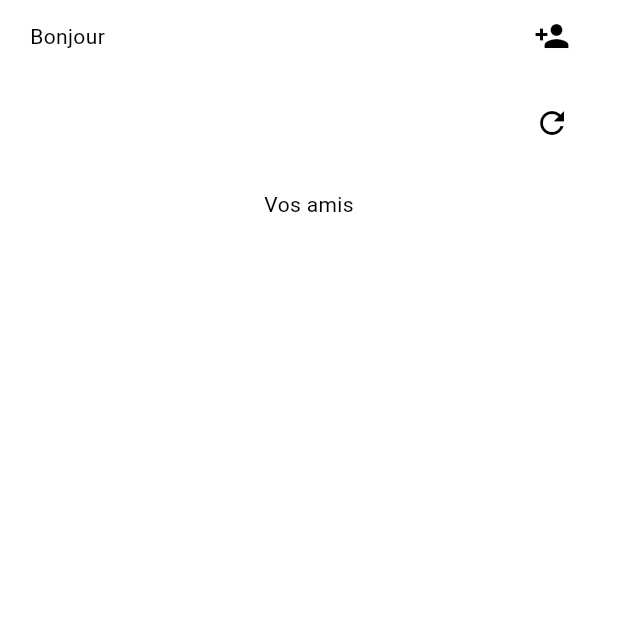
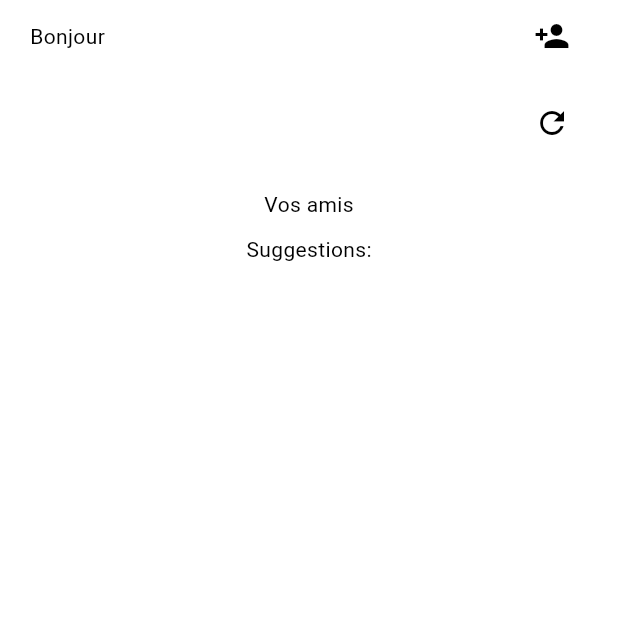
Before and after one commit to MartinBellot/OpenTheBox, a Flutter app: the Home screen opened directly, after a tap on the "refresh" icon, on a phone screen of 412 x 824 dp, the top half of it. Run offline on Flutter 3.47's test engine with Material 3 defaults, Android fonts, the phone set to English and light mode, and no system bars; our stand-ins replace dio, flutter_dotenv, just_audio, shared_preferences, socket_io_client; missing offline and left inert: particles_flutter; accounts and stored records are empty; network calls fail.

Commit message:
feat: add suggestions

```diff
--- a/lib/home.dart
+++ b/lib/home.dart
@@ -16,6 +16,7 @@ class Home extends StatefulWidget {
 class _HomeState extends State<Home> {
   String? username;
   List<Friends>? friends;
+  List<Friends>? suggestions;
   late int from;
 
   @override
@@ -23,6 +24,7 @@ class _HomeState extends State<Home> {
     super.initState();
     getUsername();
     getFriends();
+    getSuggestions();
     getFrom();
   }
 
@@ -55,6 +57,8 @@ class _HomeState extends State<Home> {
                     onPressed: () => setState(() {
                       friends = null;
                       getFriends();
+                      suggestions = null;
+                      getSuggestions();
                     }),
                     icon: const Icon(
                       Icons.refresh,
@@ -80,6 +84,28 @@ class _HomeState extends State<Home> {
                           );
                         },
                         icon: const Icon(Icons.send),
+                      ),
+                    ],
+                  ),
+                ),
+              const H(10),
+              const Text('Suggestions:'),
+              if (suggestions != null)
+                ...suggestions!.map(
+                  (friend) => Row(
+                    children: [
+                      const Icon(Icons.person),
+                      const W(10),
+                      Text(friend.name),
+                      const Spacer(),
+                      IconButton(
+                        onPressed: () {
+                          Navigator.push(
+                            context,
+                            MaterialPageRoute(builder: (context) => AddFriendPage(friend: friend.name)),
+                          );
+                        },
+                        icon: const Icon(Icons.add),
                       ),
                     ],
                   ),
@@ -117,6 +143,18 @@ class _HomeState extends State<Home> {
       });
     }
   }
+
+  void getSuggestions() async {
+    final prefs = await SharedPreferences.getInstance();
+    final userId = prefs.getInt('userId');
+    if (userId != null) {
+      final Api api = await Api.getInstance();
+      final response = await api.get('/users/$userId/suggestions');
+      setState(() {
+        suggestions = (response.data as List).map((data) => Friends(id: data['id'], name: data['name'])).toList();
+      });
+    }
+  }
 }
 
 class Friends {
```
Also changed, not shown: lib/addFriend.dart (+11 -0 lines), 1 other file.
